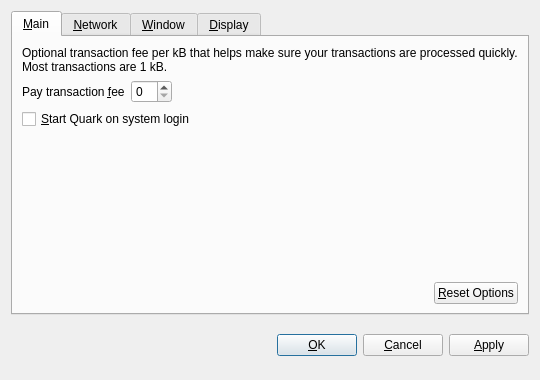
quark-project/quark, file src/qt/forms/optionsdialog.ui: the form before one commit.
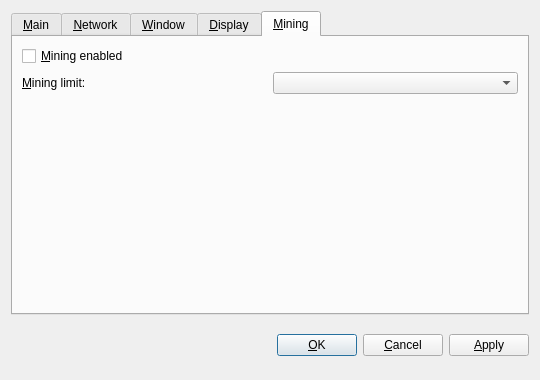
The form after the commit. The open tabs and pages were chosen to show the change. Custom widgets are drawn as their Qt base class.

Commit message: QT wallet options to control solo mining

What changed in the file:
```diff
--- a/src/qt/forms/optionsdialog.ui
+++ b/src/qt/forms/optionsdialog.ui
@@ -378,6 +378,67 @@
        </item>
       </layout>
      </widget>
+
+
+     <widget class="QWidget" name="tabMining">
+      <attribute name="title">
+       <string>&amp;Mining</string>
+      </attribute>
+      <layout class="QVBoxLayout" name="verticalLayout_Mining">
+      
+       <item>
+        <widget class="QCheckBox" name="checkboxMiningEnabled">
+         <property name="toolTip">
+          <string>&lt;html&gt;&lt;head/&gt;&lt;body&gt;&lt;p&gt;Whether to enabled Quark mining by default.&lt;/p&gt;&lt;/body&gt;&lt;/html&gt;</string>
+         </property>
+         <property name="text">
+          <string>&amp;Mining enabled</string>
+         </property>
+        </widget>
+       </item>
+       
+       <item>
+        <layout class="QHBoxLayout" name="horizontalLayout_2_Mining">        
+         <item>
+          <widget class="QLabel" name="labelMiningProcLimit">
+           <property name="text">
+            <string>&amp;Mining limit:</string>
+           </property>
+           <property name="textFormat">
+            <enum>Qt::PlainText</enum>
+           </property>
+           <property name="buddy">
+            <cstring>comboMiningProcLimit</cstring>
+           </property>
+          </widget>
+         </item>
+         <item>
+          <widget class="QValueComboBox" name="comboMiningProcLimit">
+           <property name="toolTip">
+            <string>Choose the default mining intensity.</string>
+           </property>
+          </widget>
+         </item>
+        </layout>
+       </item>
+       <item>
+        <spacer name="verticalSpacer_Display">
+         <property name="orientation">
+          <enum>Qt::Vertical</enum>
+         </property>
+         <property name="sizeHint" stdset="0">
+          <size>
+           <width>20</width>
+           <height>40</height>
+          </size>
+         </property>
+        </spacer>
+       </item>
+       
+      </layout>
+     </widget>
+
+     
     </widget>
    </item>
    <item>
```
Left out of the diff: 6 changed lines with no effect on the pictures. The commit also changes 8 other files.
